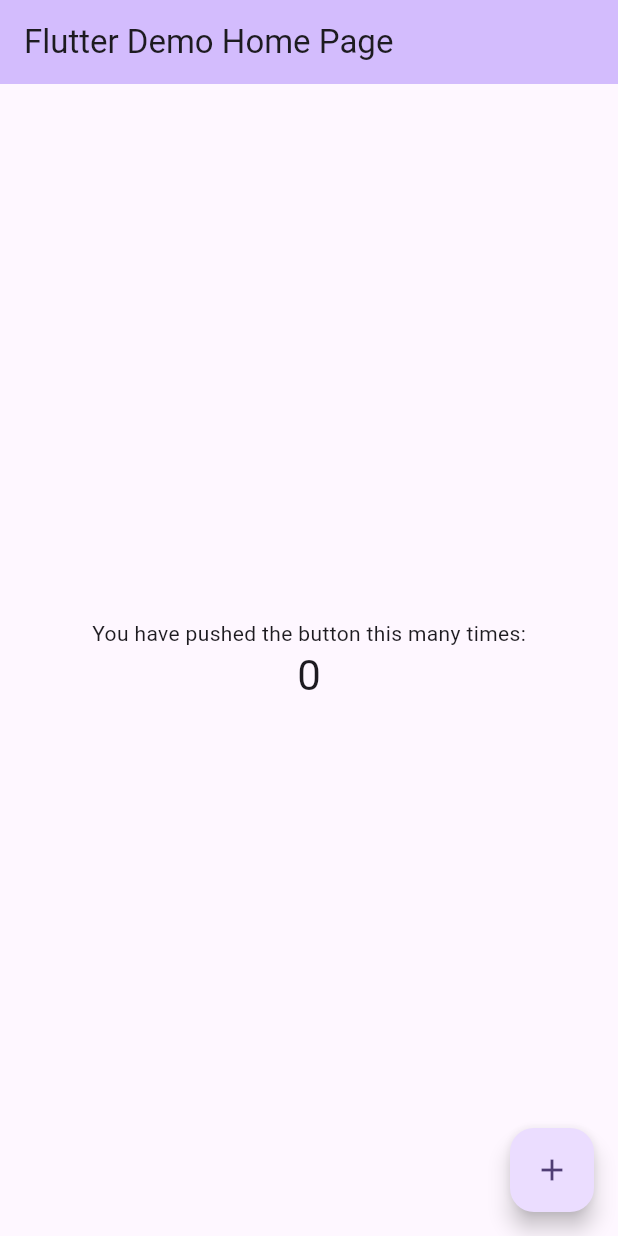
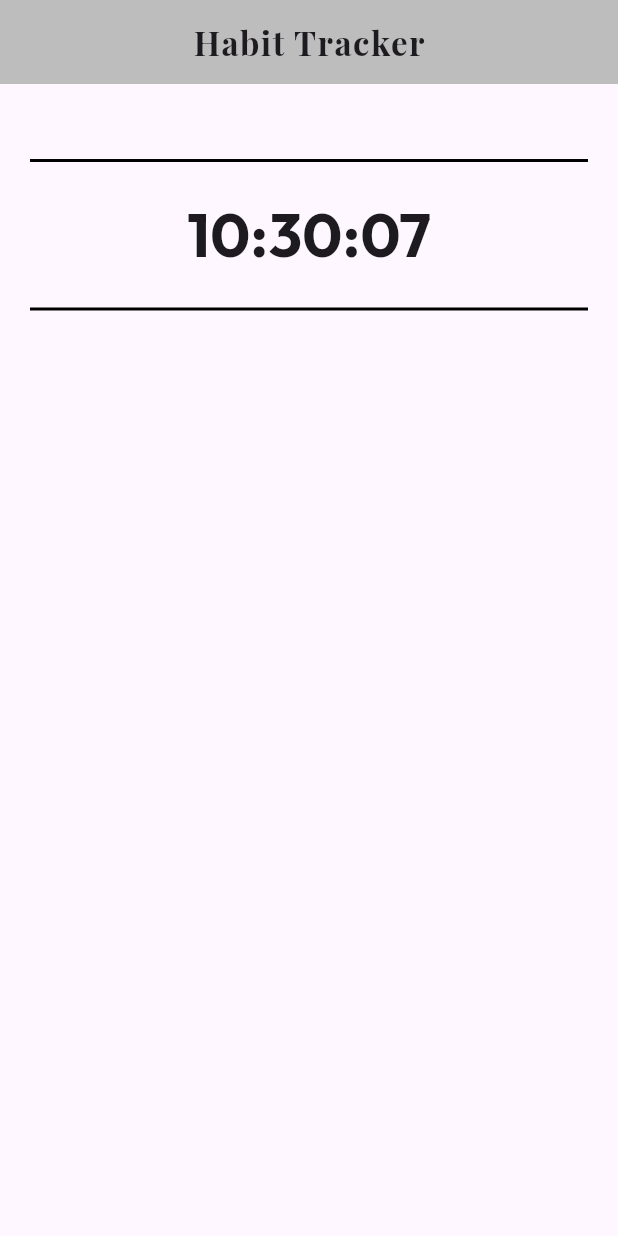
Before and after one commit to burusikiri/project, a Flutter app: the screen it shows after launch, on a phone screen of 412 x 824 dp. Run offline on Flutter 3.47's test engine with Material 3 defaults, Android fonts, the phone set to English and light mode, and no system bars.

Commit message:
Working clock

```diff
--- a/habit_tracker/lib/main.dart
+++ b/habit_tracker/lib/main.dart
@@ -1,122 +1,14 @@
 import 'package:flutter/material.dart';
+import 'package:habit_tracker/ui/Home.dart';
 
-void main() {
-  runApp(const MyApp());
-}
+void main() => runApp(MyApp());
 
 class MyApp extends StatelessWidget {
-  const MyApp({super.key});
-
-  // This widget is the root of your application.
   @override
   Widget build(BuildContext context) {
     return MaterialApp(
       title: 'Flutter Demo',
-      theme: ThemeData(
-        // This is the theme of your application.
-        //
-        // TRY THIS: Try running your application with "flutter run". You'll see
-        // the application has a purple toolbar. Then, without quitting the app,
-        // try changing the seedColor in the colorScheme below to Colors.green
-        // and then invoke "hot reload" (save your changes or press the "hot
-        // reload" button in a Flutter-supported IDE, or press "r" if you used
-        // the command line to start the app).
-        //
-        // Notice that the counter didn't reset back to zero; the application
-        // state is not lost during the reload. To reset the state, use hot
-        // restart instead.
-        //
-        // This works for code too, not just values: Most code changes can be
-        // tested with just a hot reload.
-        colorScheme: .fromSeed(seedColor: Colors.deepPurple),
-      ),
-      home: const MyHomePage(title: 'Flutter Demo Home Page'),
+      home: Home(title: 'Habit Tracker'),
     );
   }
 }
-
-class MyHomePage extends StatefulWidget {
-  const MyHomePage({super.key, required this.title});
-
-  // This widget is the home page of your application. It is stateful, meaning
-  // that it has a State object (defined below) that contains fields that affect
-  // how it looks.
-
-  // This class is the configuration for the state. It holds the values (in this
-  // case the title) provided by the parent (in this case the App widget) and
-  // used by the build method of the State. Fields in a Widget subclass are
-  // always marked "final".
-
-  final String title;
-
-  @override
-  State<MyHomePage> createState() => _MyHomePageState();
-}
-
-class _MyHomePageState extends State<MyHomePage> {
-  int _counter = 0;
-
-  void _incrementCounter() {
-    setState(() {
-      // This call to setState tells the Flutter framework that something has
-      // changed in this State, which causes it to rerun the build method below
-      // so that the display can reflect the updated values. If we changed
-      // _counter without calling setState(), then the build method would not be
-      // called again, and so nothing would appear to happen.
-      _counter++;
-    });
-  }
-
-  @override
-  Widget build(BuildContext context) {
-    // This method is rerun every time setState is called, for instance as done
-    // by the _incrementCounter method above.
-    //
-    // The Flutter framework has been optimized to make rerunning build methods
-    // fast, so that you can just rebuild anything that needs updating rather
-    // than having to individually change instances of widgets.
-    return Scaffold(
-      appBar: AppBar(
-        // TRY THIS: Try changing the color here to a specific color (to
-        // Colors.amber, perhaps?) and trigger a hot reload to see the AppBar
-        // change color while the other colors stay the same.
-        backgroundColor: Theme.of(context).colorScheme.inversePrimary,
-        // Here we take the value from the MyHomePage object that was created by
-        // the App.build method, and use it to set our appbar title.
-        title: Text(widget.title),
-      ),
-      body: Center(
-        // Center is a layout widget. It takes a single child and positions it
-        // in the middle of the parent.
-        child: Column(
-          // Column is also a layout widget. It takes a list of children and
-          // arranges them vertically. By default, it sizes itself to fit its
-          // children horizontally, and tries to be as tall as its parent.
-          //
-          // Column has various properties to control how it sizes itself and
-          // how it positions its children. Here we use mainAxisAlignment to
-          // center the children vertically; the main axis here is the vertical
-          // axis because Columns are vertical (the cross axis would be
-          // horizontal).
-          //
-          // TRY THIS: Invoke "debug painting" (choose the "Toggle Debug Paint"
-          // action in the IDE, or press "p" in the console), to see the
-          // wireframe for each widget.
-          mainAxisAlignment: .center,
-          children: [
-            const Text('You have pushed the button this many times:'),
-            Text(
-              '$_counter',
-              style: Theme.of(context).textTheme.headlineMedium,
-            ),
-          ],
-        ),
-      ),
-      floatingActionButton: FloatingActionButton(
-        onPressed: _incrementCounter,
-        tooltip: 'Increment',
-        child: const Icon(Icons.add),
-      ),
-    );
-  }
-}
--- /dev/null
+++ b/habit_tracker/lib/ui/Home.dart
@@ -0,0 +1,74 @@
+import 'package:flutter/material.dart';
+import 'dart:async';
+import 'package:intl/intl.dart';
+
+class Home extends StatefulWidget {
+  Home({Key? key, required this.title}) : super(key: key);
+
+  final String title;
+
+  @override
+  _HomeState createState() => _HomeState();
+}
+
+class _HomeState extends State<Home> {
+  String _timeString = '';
+
+  @override
+  void initState() {
+    _timeString = _formatDateTime(DateTime.now());
+    Timer.periodic(Duration(seconds: 1), (Timer t) => _getTime());
+    super.initState();
+  }
+
+  Widget build(BuildContext context) {
+    return Scaffold(
+      appBar: AppBar(
+        title: Text(
+          widget.title,
+          style: TextStyle(
+            fontFamily: 'PlayfairDisplay',
+            fontWeight: FontWeight.bold,
+            letterSpacing: 1,
+          )
+        ),
+        centerTitle: true,
+        backgroundColor: Colors.grey[400],
+      ),
+      body: Column(
+        children: [
+          Container(
+            color: Colors.black,
+            height: 2,
+            margin: const EdgeInsets.fromLTRB(20, 50, 20, 20),
+          ),
+          Text(
+            _timeString,
+            style: TextStyle(
+              fontSize: 40,
+              fontFamily: 'Outfit',
+              fontWeight: FontWeight.bold,
+            ),
+          ),
+          Container(
+            color: Colors.black,
+            height: 2,
+            margin: const EdgeInsets.all(20),
+          ),
+        ],
+      ),
+    );
+  }
+
+  void _getTime() {
+    final DateTime now = DateTime.now();
+    final String formattedDateTime = _formatDateTime(now);
+    setState(() {
+      _timeString = formattedDateTime;
+    });
+  }
+
+  String _formatDateTime(DateTime dateTime) {
+    return DateFormat('hh:mm:ss').format(dateTime);
+  }
+}
```
Also changed, not shown: habit_tracker/pubspec.yaml (+8 -11 lines), habit_tracker/fonts/Outfit-VariableFont_wght.ttf (added), habit_tracker/fonts/PlayfairDisplay-VariableFont_wght.ttf (added), habit_tracker/pubspec.lock, 1 other file.
